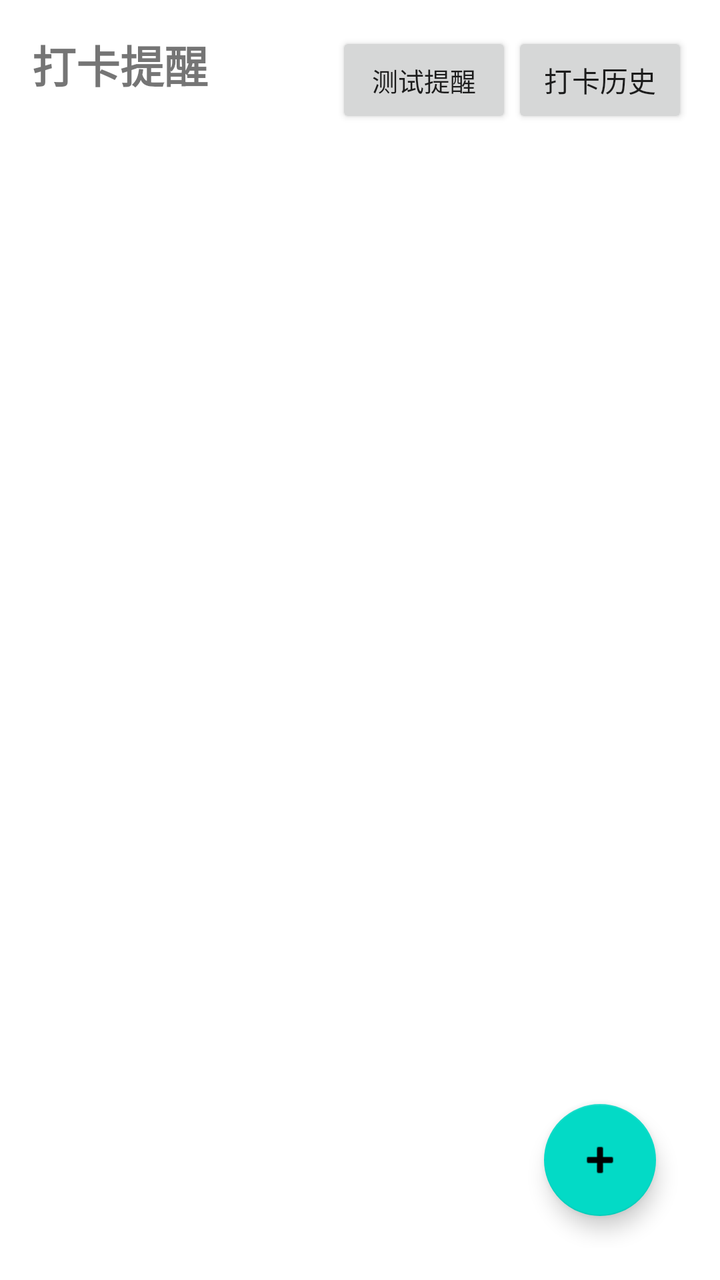
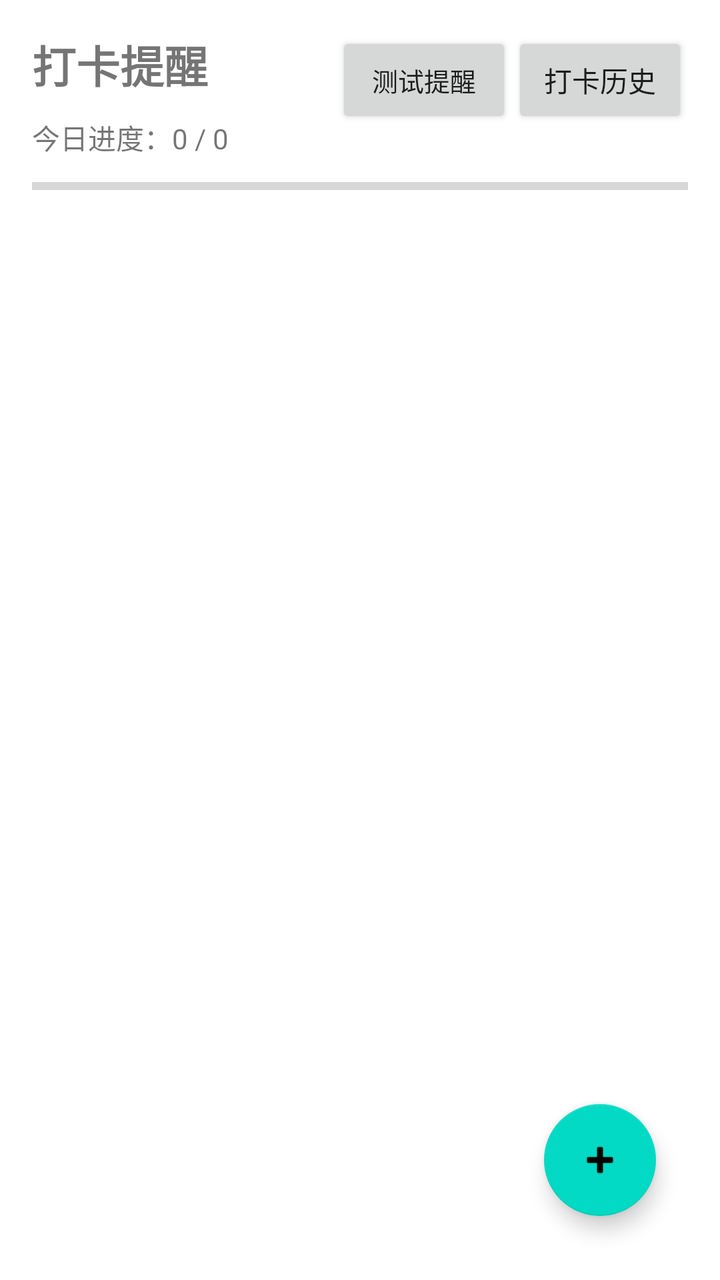

Before-and-after screenshots of an Android layout around one commit, followed by the original layout XML and the change that was made.
<!-- AndroidManifest.xml: application theme Theme.ClockInReminder -->
<!-- res/layout/activity_main.xml -->
<?xml version="1.0" encoding="utf-8"?>
<androidx.constraintlayout.widget.ConstraintLayout
    xmlns:android="http://schemas.android.com/apk/res/android"
    xmlns:app="http://schemas.android.com/apk/res-auto"
    android:padding="16dp"
    android:layout_width="match_parent"
    android:layout_height="match_parent">

    <TextView
        android:id="@+id/tvTitle"
        android:text="@string/app_name"
        android:textSize="22sp"
        android:textStyle="bold"
        android:layout_width="wrap_content"
        android:layout_height="wrap_content"
        app:layout_constraintTop_toTopOf="parent"
        app:layout_constraintStart_toStartOf="parent"/>

    <Button
        android:id="@+id/btnTest"
        android:text="测试提醒"
        android:textSize="13sp"
        android:layout_width="wrap_content"
        android:layout_height="wrap_content"
        app:layout_constraintTop_toTopOf="parent"
        app:layout_constraintEnd_toStartOf="@id/btnHistory"/>

    <Button
        android:id="@+id/btnHistory"
        android:text="打卡历史"
        android:layout_width="wrap_content"
        android:layout_height="wrap_content"
        app:layout_constraintTop_toTopOf="parent"
        app:layout_constraintEnd_toEndOf="parent"/>

    <androidx.recyclerview.widget.RecyclerView
        android:id="@+id/recyclerTasks"
        android:layout_marginTop="16dp"
        android:layout_width="match_parent"
        android:layout_height="0dp"
        android:paddingBottom="88dp"
        android:clipToPadding="false"
        app:layout_constraintTop_toBottomOf="@id/tvTitle"
        app:layout_constraintBottom_toBottomOf="parent"/>

    <com.google.android.material.floatingactionbutton.FloatingActionButton
        android:id="@+id/fabAdd"
        android:contentDescription="添加任务"
        android:src="@android:drawable/ic_input_add"
        android:layout_width="wrap_content"
        android:layout_height="wrap_content"
        app:layout_constraintBottom_toBottomOf="parent"
        app:layout_constraintEnd_toEndOf="parent"
        android:layout_margin="16dp"/>

</androidx.constraintlayout.widget.ConstraintLayout>
<!-- resources referenced by this layout -->
<resources>
  <string name="app_name">打卡提醒</string>
  <style name="Theme.ClockInReminder" parent="Theme.MaterialComponents.DayNight.NoActionBar">
          <item name="colorPrimary">@color/purple_500</item>
          <item name="colorPrimaryDark">@color/purple_700</item>
          <item name="colorAccent">@color/teal_200</item>
      </style>
  <color name="purple_500">#6200EE</color>
  <color name="purple_700">#3700B3</color>
  <color name="teal_200">#03DAC5</color>
</resources>

<!-- the commit's change to res/layout/activity_main.xml (unified diff, before → after) -->
@@ -33,6 +33,29 @@
         app:layout_constraintTop_toTopOf="parent"
         app:layout_constraintEnd_toEndOf="parent"/>
 
+    
+    <TextView
+        android:id="@+id/tvTodayProgress"
+        android:textSize="14sp"
+        android:text="今日进度：0 / 0"
+        android:layout_marginTop="10dp"
+        android:layout_width="wrap_content"
+        android:layout_height="wrap_content"
+        app:layout_constraintTop_toBottomOf="@id/tvTitle"
+        app:layout_constraintStart_toStartOf="parent"/>
+
+    <ProgressBar
+        android:id="@+id/progressToday"
+        style="?android:attr/progressBarStyleHorizontal"
+        android:max="100"
+        android:progress="0"
+        android:layout_marginTop="6dp"
+        android:layout_width="0dp"
+        android:layout_height="wrap_content"
+        app:layout_constraintTop_toBottomOf="@id/tvTodayProgress"
+        app:layout_constraintStart_toStartOf="parent"
+        app:layout_constraintEnd_toEndOf="parent"/>
+
     <androidx.recyclerview.widget.RecyclerView
         android:id="@+id/recyclerTasks"
         android:layout_marginTop="16dp"
@@ -40,7 +63,7 @@
         android:layout_height="0dp"
         android:paddingBottom="88dp"
         android:clipToPadding="false"
-        app:layout_constraintTop_toBottomOf="@id/tvTitle"
+        app:layout_constraintTop_toBottomOf="@id/progressToday"
         app:layout_constraintBottom_toBottomOf="parent"/>
 
     <com.google.android.material.floatingactionbutton.FloatingActionButton
